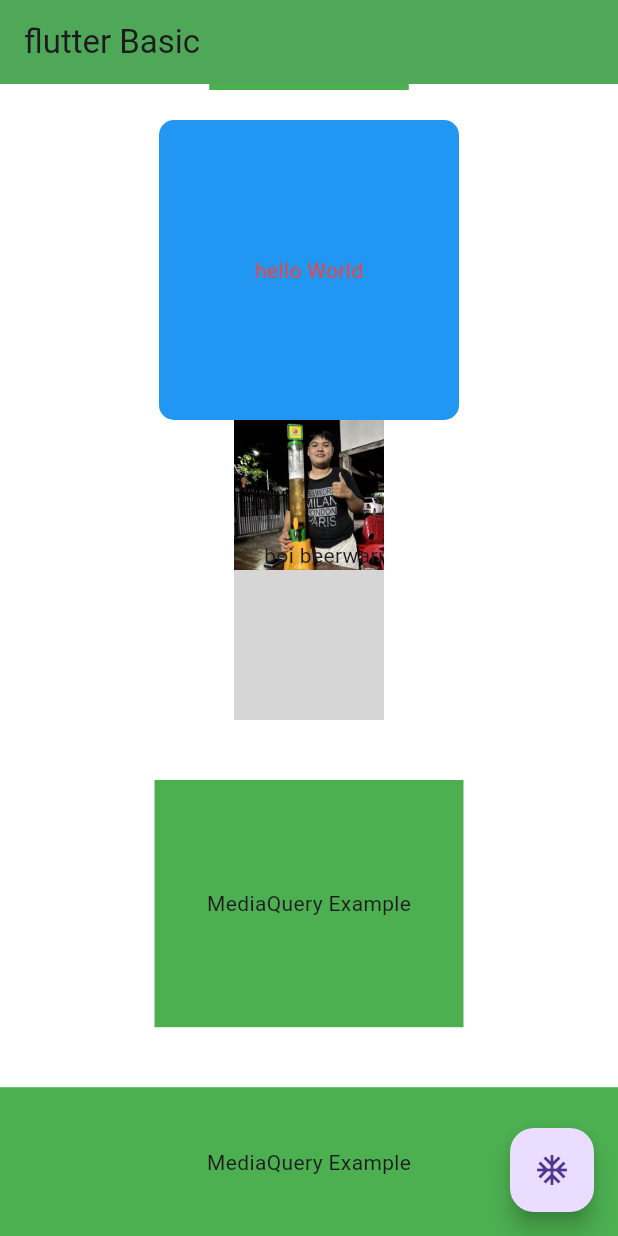
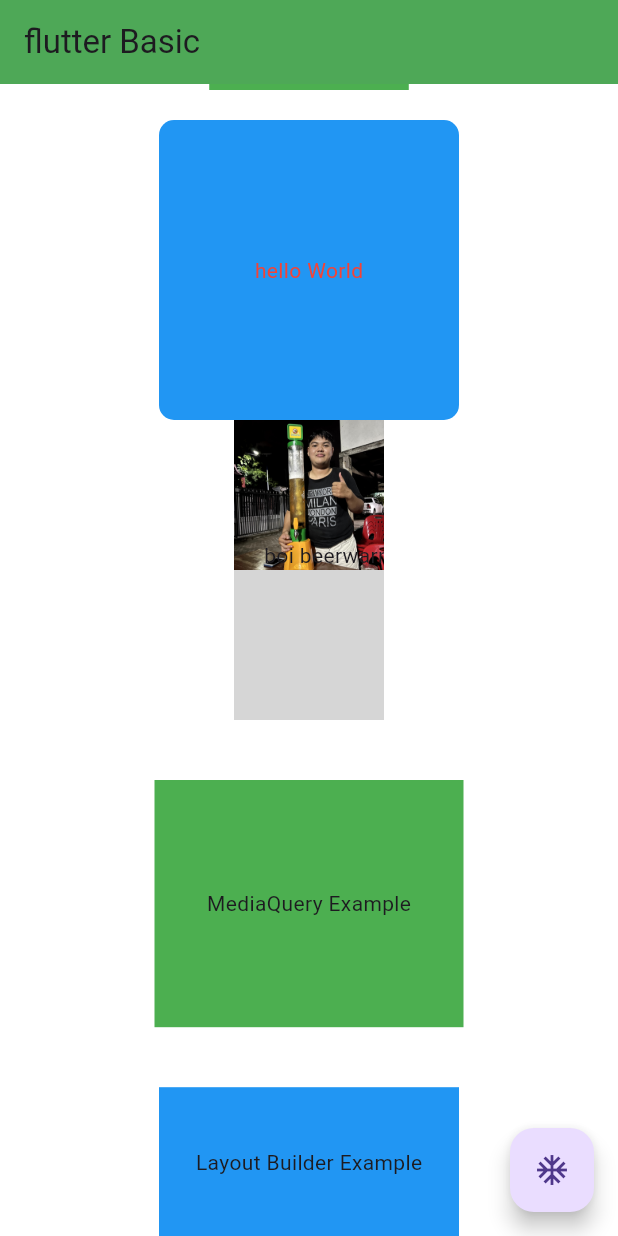
Before and after one commit to phonepaserd222/zero_to_mastery_cleanarchitecture, a Flutter app: the screen it shows after launch, scrolled down 52 dp, on a phone screen of 412 x 824 dp. Run offline on Flutter 3.47's test engine with Material 3 defaults, Android fonts, the phone set to English and light mode, and no system bars; network calls fail; grey boxes are pictures that could not be loaded.

Commit message:
Update main.dart

```diff
--- a/lib/main.dart
+++ b/lib/main.dart
@@ -1,4 +1,5 @@
 import 'package:flutter/material.dart';
+import 'package:flutter/widgets.dart';
 
 void main() {
   runApp(const MyApp());
@@ -117,14 +118,14 @@ class MyApp extends StatelessWidget {
                 const SizedBox(
                   height: 40,
                 ),
-                Builder(
-                  builder: (context) {
+                LayoutBuilder(
+                  builder: (context, constraints) {
                     return Container(
-                      color: Colors.green,
-                      width: MediaQuery.of(context).size.width,
+                      color: Colors.blue,
+                      width: 200,
                       height: 100,
                       child: const Center(
-                        child: Text("MediaQuery Example"),
+                        child: Text("Layout Builder Example"),
                       ),
                     );
                   },
```
